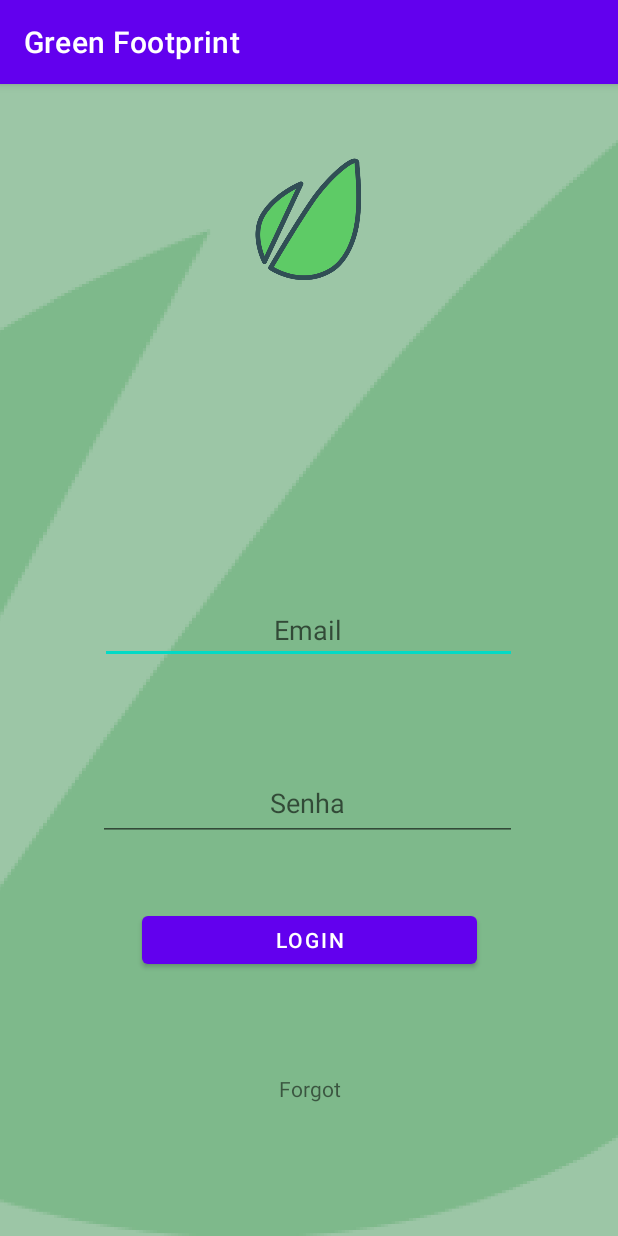
After one commit to baratarthur/green-footprint, an Android app: the fragment LoginFragment shown on its own in the app's theme, on a phone screen of 412 x 824 dp. The commit adds this screen. Run offline under Robolectric (Android 15) with nearby library versions, the phone set to English and light mode, and no system bars; 2 statements that could not run were skipped.

Commit message:
Adicionando tela de Login

```diff
--- a/app/src/main/AndroidManifest.xml
+++ b/app/src/main/AndroidManifest.xml
@@ -9,6 +9,7 @@
         android:roundIcon="@mipmap/ic_launcher_round"
         android:supportsRtl="true"
         android:theme="@style/Theme.GreenFootprint">
+        <activity android:name=".ui.activity.loginActivity2"></activity>
         <activity android:name=".ui.activity.MainActivity">
             <intent-filter>
                 <action android:name="android.intent.action.MAIN" />
--- a/app/src/main/java/com/iesb/greenfootprint/ui/activity/MainActivity.kt
+++ b/app/src/main/java/com/iesb/greenfootprint/ui/activity/MainActivity.kt
@@ -1,14 +1,18 @@
 package com.iesb.greenfootprint.ui.activity
 
+import android.content.Intent
 import androidx.appcompat.app.AppCompatActivity
 import android.os.Bundle
 import com.iesb.greenfootprint.R
+import com.iesb.greenfootprint.ui.fragment.login.LoginFragment
 
 class MainActivity : AppCompatActivity() {
     override fun onCreate(savedInstanceState: Bundle?) {
         super.onCreate(savedInstanceState)
         setContentView(R.layout.activity_main)
 
+
+
     }
 
 }
--- /dev/null
+++ b/app/src/main/java/com/iesb/greenfootprint/ui/fragment/login/LoginFragment.kt
@@ -0,0 +1,40 @@
+package com.iesb.greenfootprint.ui.fragment.login
+
+import android.os.Bundle
+import androidx.fragment.app.Fragment
+import android.view.LayoutInflater
+import android.view.View
+import android.view.ViewGroup
+import com.iesb.greenfootprint.R
+import com.iesb.greenfootprint.domain.AuthUser
+import kotlinx.android.synthetic.main.fragment_login.*
+
+
+class LoginFragment : Fragment() {
+
+    override fun onCreateView(
+        inflater: LayoutInflater, container: ViewGroup?,
+        savedInstanceState: Bundle?
+    ): View? {
+
+    bt_Login.setOnClickListener{
+        login()
+    }
+    tw_forgot.setOnClickListener{
+
+    }
+
+        return inflater.inflate(R.layout.fragment_login, container, false)
+    }
+
+    private fun login() {
+
+        val email = tw_Email.text.toString()
+        val senha = tw_Senha.text.toString()
+        val auth = AuthUser()
+
+        auth.Auth_login(email , senha)
+
+    }
+
+}
--- /dev/null
+++ b/app/src/main/res/layout/fragment_login.xml
@@ -0,0 +1,92 @@
+<?xml version="1.0" encoding="utf-8"?>
+<androidx.constraintlayout.widget.ConstraintLayout xmlns:android="http://schemas.android.com/apk/res/android"
+    xmlns:tools="http://schemas.android.com/tools"
+    xmlns:app="http://schemas.android.com/apk/res-auto"
+    android:id="@+id/frameLayout"
+    android:layout_width="match_parent"
+    android:layout_height="match_parent"
+    tools:context=".ui.fragment.login.LoginFragment">
+
+
+<ImageView
+android:id="@+id/im_page"
+android:layout_width="0dp"
+android:layout_height="0dp"
+android:scaleType="fitXY"
+android:src="@drawable/fundo_cadastro"
+app:layout_constraintBottom_toBottomOf="parent"
+app:layout_constraintEnd_toEndOf="parent"
+app:layout_constraintHorizontal_bias="1.0"
+app:layout_constraintStart_toStartOf="parent"
+app:layout_constraintTop_toTopOf="parent"
+app:layout_constraintVertical_bias="1.0" />
+
+<ImageView
+android:id="@+id/iw_logoLogin"
+android:layout_width="0dp"
+android:layout_height="97dp"
+android:layout_gravity="center"
+android:src="@drawable/logo_app"
+app:layout_constraintBottom_toBottomOf="parent"
+app:layout_constraintEnd_toEndOf="parent"
+app:layout_constraintHorizontal_bias="1.0"
+app:layout_constraintStart_toStartOf="parent"
+app:layout_constraintTop_toTopOf="parent"
+app:layout_constraintVertical_bias="0.067" />
+
+<EditText
+android:id="@+id/tw_Email"
+android:layout_width="278dp"
+android:layout_height="41dp"
+android:layout_marginTop="186dp"
+android:layout_marginBottom="364dp"
+android:ems="10"
+android:hint="@string/email"
+android:inputType="textEmailAddress"
+android:textAlignment="center"
+app:layout_constraintBottom_toBottomOf="parent"
+app:layout_constraintEnd_toEndOf="parent"
+app:layout_constraintHorizontal_bias="0.496"
+app:layout_constraintStart_toStartOf="parent"
+app:layout_constraintTop_toBottomOf="@+id/iw_logoLogin" />
+
+<EditText
+android:id="@+id/tw_Senha"
+android:layout_width="279dp"
+android:layout_height="50dp"
+android:layout_marginTop="68dp"
+android:ems="10"
+android:hint="@string/senha"
+android:inputType="textPassword"
+android:textAlignment="center"
+app:layout_constraintBottom_toBottomOf="parent"
+app:layout_constraintEnd_toEndOf="parent"
+app:layout_constraintHorizontal_bias="0.492"
+app:layout_constraintStart_toStartOf="parent"
+app:layout_constraintTop_toBottomOf="@+id/tw_Email"
+app:layout_constraintVertical_bias="0.0" />
+
+<TextView
+android:id="@+id/tw_forgot"
+android:layout_width="167dp"
+android:layout_height="28dp"
+android:layout_marginBottom="80dp"
+android:text="@string/forgot"
+android:textAlignment="center"
+app:layout_constraintBottom_toBottomOf="parent"
+app:layout_constraintEnd_toEndOf="parent"
+app:layout_constraintStart_toStartOf="parent" />
+
+<Button
+android:id="@+id/bt_Login"
+android:layout_width="223dp"
+android:layout_height="44dp"
+android:layout_marginTop="44dp"
+android:text="@string/Login"
+app:layout_constraintBottom_toBottomOf="@+id/im_page"
+app:layout_constraintEnd_toEndOf="parent"
+app:layout_constraintStart_toStartOf="parent"
+app:layout_constraintTop_toBottomOf="@+id/tw_Senha"
+app:layout_constraintVertical_bias="0.0" />
+
+</androidx.constraintlayout.widget.ConstraintLayout>
--- a/app/src/main/res/values/strings.xml
+++ b/app/src/main/res/values/strings.xml
@@ -2,4 +2,19 @@
     <string name="app_name">Green Footprint</string>
     <!-- TODO: Remove or change this placeholder text -->
     <string name="hello_blank_fragment">Hello blank fragment</string>
+
+    <!-- Email / Senha -->
+    <string name="email">Email</string>
+    <string name="emailCadastro">Seu Email</string>
+    <string name="senha">Senha</string>
+    <string name="senhaCadastro">Sua Senha</string>
+    <string name="senhaconfirm">Confirmar Senha</string>
+
+    <!-- Voltar / SignUp / Login / Forgot -->
+    <string name="voltar">Voltar</string>
+    <string name="signUp">Cadastrar</string>
+    <string name="Login">Login</string>
+    <string name="forgot">Forgot</string>
+
+
 </resources>
--- a/app/src/main/res/values/styles.xml
+++ b/app/src/main/res/values/styles.xml
@@ -1,2 +1,5 @@
 <?xml version="1.0" encoding="utf-8"?>
-<resources></resources>
+<resources>
+
+
+</resources>
```
Also changed, not shown: app/src/main/java/com/iesb/greenfootprint/domain/AuthEmail.kt (added, +17 -0 lines), app/src/main/java/com/iesb/greenfootprint/domain/AuthUser.kt (added, +51 -0 lines), app/src/main/res/drawable/fundo_cadastro.png (added), app/src/main/res/drawable/logo_app.png (added), 1 other file.
